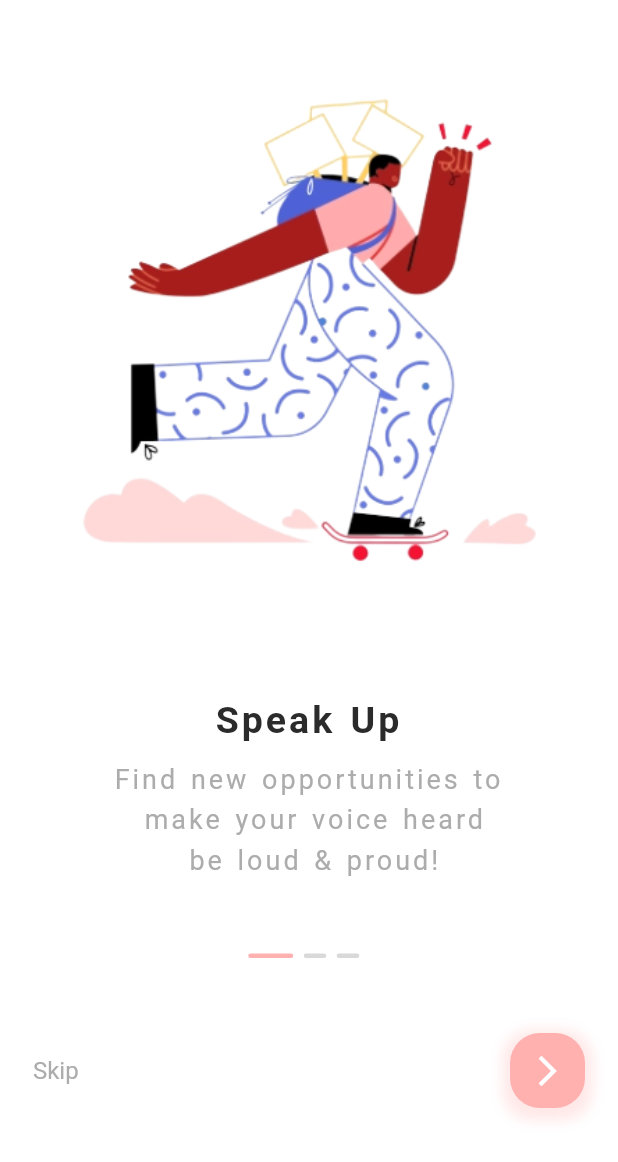
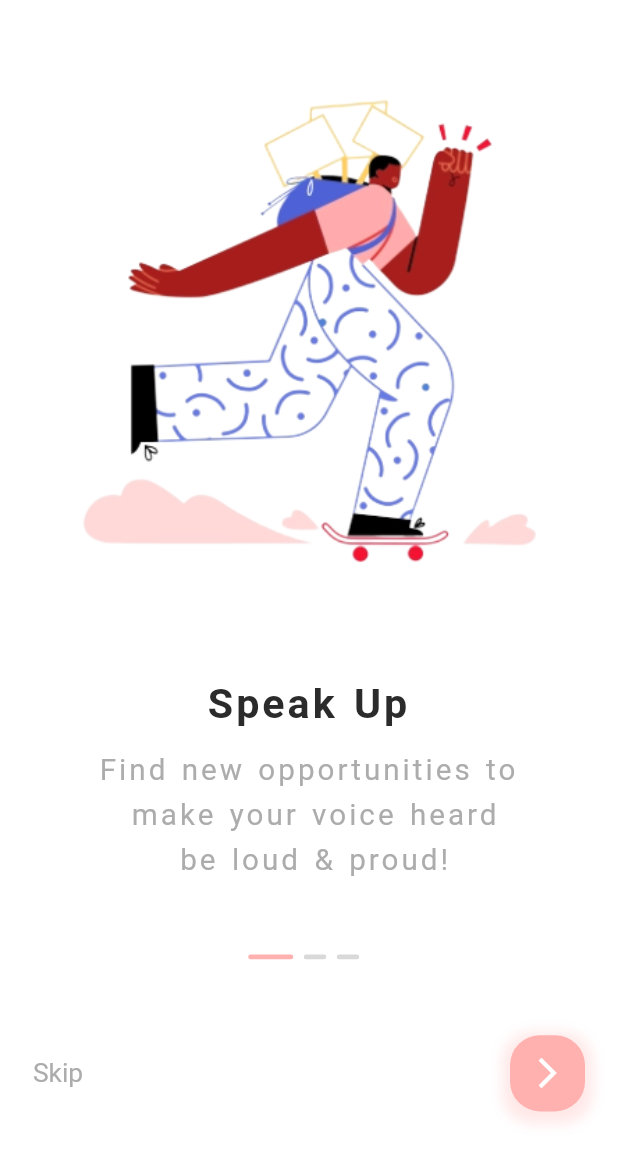
Before and after one commit to YendiOktavianto/FE_LatihAku, a Flutter app: the screen it shows after launch, on a phone screen of 412 x 824 dp. Shown: the top 1162 px of the screen. Run offline on Flutter 3.47's test engine with Material 2 defaults, Android fonts, the phone set to English and light mode, and no system bars; our stand-ins replace animate_do, curved_navigation_bar, flutter_svg, font_awesome_flutter, hexcolor, otp_text_field and 2 more.

Commit message:
Mengganti value height, width dan font size

```diff
--- a/lib/coach/coach_card.dart
+++ b/lib/coach/coach_card.dart
@@ -1,5 +1,6 @@
 //@dart=2.9
 import 'package:fe_latihaku/coach/coach_detail.dart';
+import 'package:fe_latihaku/configurations/size_config.dart';
 import 'package:fe_latihaku/utils/routes.dart';
 import 'package:flutter/material.dart';
 
@@ -35,8 +36,8 @@ class CoachCard extends StatelessWidget {
                     radius: 30,
                     backgroundImage: ExactAssetImage(images[index]),
                   ),
-                  title: Text(title[index], style: TextStyle(fontSize: 14)),
-                  subtitle: Text(phones[index], style: TextStyle(fontSize: 10)),
+                  title: Text(title[index], style: TextStyle(fontSize: getProportionateScreenWidth(14))),
+                  subtitle: Text(phones[index], style: TextStyle(fontSize: getProportionateScreenWidth(10))),
                   trailing: Icon(Icons.tag_faces),
                 ),
               ),
--- a/lib/constants/constant_text_styles.dart
+++ b/lib/constants/constant_text_styles.dart
@@ -5,5 +5,5 @@ final headingStyle = TextStyle(
   fontSize: getProportionateScreenWidth(28),
   fontWeight: FontWeight.bold,
   color: Colors.black,
-  height: 1.5,
+  height: getProportionateScreenHeight(1.5),
 );
--- a/lib/features/booking/booking_detail.dart
+++ b/lib/features/booking/booking_detail.dart
@@ -1,5 +1,6 @@
 //@dart=2.9
 import 'package:animate_do/animate_do.dart';
+import 'package:fe_latihaku/configurations/size_config.dart';
 import 'package:fe_latihaku/constants/constant_colors.dart';
 import 'package:fe_latihaku/features/booking/booking_image.dart';
 import 'package:fe_latihaku/utils/button.dart';
@@ -71,7 +72,7 @@ class ItemInfo extends StatelessWidget {
           Text(
             "Nowadays, making printed materials have become fast, easy and simple. If you want your promotional material to be an eye-catching object, you should make it colored. By way of using inkjet printer this is not hard to make. An inkjet printer is any printer that places extremely small droplets of ink onto paper to create an image.",
             style: TextStyle(
-              height: 1.5,
+              height: getProportionateScreenHeight(1.5),
             ),
           ),
           SizedBox(height: size.height * 0.1),
@@ -92,7 +93,7 @@ class ItemInfo extends StatelessWidget {
           Icons.location_on,
           color: kSecondaryColor,
         ),
-        SizedBox(width: 10),
+        SizedBox(width: getProportionateScreenWidth(10)),
         Text(name),
       ],
     );
--- a/lib/features/home/home.dart
+++ b/lib/features/home/home.dart
@@ -47,7 +47,7 @@ class _HomeState extends State<Home> {
                     style: Theme.of(context)
                         .textTheme
                         .displayMedium
-                        .copyWith(fontWeight: FontWeight.w900, fontSize: 50.0),
+                        .copyWith(fontWeight: FontWeight.w900, fontSize: getProportionateScreenWidth(50)),
                   ),
                 ),
                 // SearchBar(),
--- a/lib/features/home/home_card.dart
+++ b/lib/features/home/home_card.dart
@@ -1,4 +1,5 @@
 //@dart=2.9
+import 'package:fe_latihaku/configurations/size_config.dart';
 import 'package:fe_latihaku/constants/constant_colors.dart';
 import 'package:flutter/material.dart';
 import 'package:flutter_svg/flutter_svg.dart';
@@ -49,7 +50,7 @@ class CategoryCard extends StatelessWidget {
                     style: Theme.of(context)
                         .textTheme
                         .titleLarge
-                        .copyWith(fontSize: 15),
+                        .copyWith(fontSize: getProportionateScreenWidth(15)),
                   )
                 ],
               ),
--- a/lib/features/login_register/forgot_password.dart
+++ b/lib/features/login_register/forgot_password.dart
@@ -43,7 +43,7 @@ class _ForgotPasswordPageState extends State<ForgotPasswordPage> {
                           children: [
                             Text('Forgot Password?',
                               style: TextStyle(
-                                  fontSize: 35,
+                                  fontSize: getProportionateScreenWidth(35),
                                   fontWeight: FontWeight.bold,
                                   color: Colors.black54
                               ),
@@ -100,7 +100,7 @@ class _ForgotPasswordPageState extends State<ForgotPasswordPage> {
                                   child: Text(
                                     "Send".toUpperCase(),
                                     style: TextStyle(
-                                      fontSize: 20,
+                                      fontSize: getProportionateScreenWidth(20),
                                       fontWeight: FontWeight.bold,
                                       color: Colors.white,
                                     ),
--- a/lib/features/login_register/forgot_password_verification.dart
+++ b/lib/features/login_register/forgot_password_verification.dart
@@ -50,7 +50,7 @@ class _ForgotPasswordVerificationPageState
                             Text(
                               'Verification',
                               style: TextStyle(
-                                  fontSize: 35,
+                                  fontSize: getProportionateScreenWidth(35),
                                   fontWeight: FontWeight.bold,
                                   color: Colors.black54),
                               // textAlign: TextAlign.center,
@@ -78,7 +78,7 @@ class _ForgotPasswordVerificationPageState
                               length: 4,
                               width: getProportionateScreenWidth(300),
                               fieldWidth: getProportionateScreenWidth(50),
-                              style: TextStyle(fontSize: 30),
+                              style: TextStyle(fontSize: getProportionateScreenWidth(30)),
                               textFieldAlignment: MainAxisAlignment.spaceAround,
                               fieldStyle: FieldStyle.underline,
                               onCompleted: (pin) {
@@ -132,7 +132,7 @@ class _ForgotPasswordVerificationPageState
                                   child: Text(
                                     "Verify".toUpperCase(),
                                     style: TextStyle(
-                                      fontSize: 20,
+                                      fontSize: getProportionateScreenWidth(20),
                                       fontWeight: FontWeight.bold,
                                       color: Colors.white,
                                     ),
--- a/lib/features/onboarding/onboarding_content.dart
+++ b/lib/features/onboarding/onboarding_content.dart
@@ -30,22 +30,22 @@ class OnboardingContent extends StatelessWidget {
           style: TextStyle(
               color: headColor,
               fontWeight: FontWeight.bold,
-              fontSize: 25,
+              fontSize: getProportionateScreenWidth(25),
               wordSpacing: 2.0,
               letterSpacing: 2.0),
         ),
         SizedBox(
-          height: 10,
+          height: getProportionateScreenHeight(10),
         ),
         Text(
           text,
           textAlign: TextAlign.center,
           style: TextStyle(
               color: bodyColor,
-              fontSize: 18,
+              fontSize: getProportionateScreenWidth(18),
               wordSpacing: 2.0,
               letterSpacing: 2.0,
-              height: 1.5),
+              height: getProportionateScreenHeight(1.5)),
         ),
       ],
     );
--- a/lib/features/onboarding/onboarding_screen.dart
+++ b/lib/features/onboarding/onboarding_screen.dart
@@ -38,7 +38,7 @@ class _OnboardingScreenState extends State<OnboardingScreen> {
           child: Column(
             children: <Widget>[
               SizedBox(
-                height: 40,
+                height: getProportionateScreenHeight(40),
               ),
               Expanded(
                 flex: 5,
@@ -55,7 +55,7 @@ class _OnboardingScreenState extends State<OnboardingScreen> {
                 ),
               ),
               SizedBox(
-                height: 20,
+                height: getProportionateScreenHeight(20),
               ),
               Expanded(
                 flex: 2,
@@ -65,7 +65,7 @@ class _OnboardingScreenState extends State<OnboardingScreen> {
                   child: Column(
                     children: <Widget>[
                       SizedBox(
-                        height: 30,
+                        height: getProportionateScreenHeight(30),
                       ),
                       Row(
                         mainAxisAlignment: MainAxisAlignment.center,
@@ -75,14 +75,14 @@ class _OnboardingScreenState extends State<OnboardingScreen> {
                         ),
                       ),
                       SizedBox(
-                        height: 50,
+                        height: getProportionateScreenHeight(50),
                       ),
                       Row(
                         mainAxisAlignment: MainAxisAlignment.spaceBetween,
                         children: [
                           Text(
                             'Skip',
-                            style: TextStyle(color: bodyColor, fontSize: 16),
+                            style: TextStyle(color: bodyColor, fontSize: getProportionateScreenWidth(16)),
                           ),
                           InkWell(
                             onTap: () {
@@ -95,7 +95,7 @@ class _OnboardingScreenState extends State<OnboardingScreen> {
                               }
                             },
                             child: Container(
-                              height: 50,
+                              height: getProportionateScreenHeight(50),
                               width: (_currentPage == (onboardingData.length - 1))
                                       ? 200
                                       : 50,
@@ -119,7 +119,7 @@ class _OnboardingScreenState extends State<OnboardingScreen> {
                                             "Get Started",
                                             style: TextStyle(
                                               color: Colors.white,
-                                              fontSize: 20,
+                                              fontSize: getProportionateScreenWidth(20),
                                             ),
                                           ),
                                         )
@@ -146,7 +146,7 @@ class _OnboardingScreenState extends State<OnboardingScreen> {
     return AnimatedContainer(
       duration: kAnimationDuration,
       margin: EdgeInsets.only(right: 7),
-      height: 3,
+      height: getProportionateScreenHeight(3),
       width: _currentPage == index ? 30 : 15,
       decoration: BoxDecoration(
         color: _currentPage == index ? dotColor : notDotColor,
--- a/lib/splash_screen/loading_screen.dart
+++ b/lib/splash_screen/loading_screen.dart
@@ -1,4 +1,5 @@
 //@dart=2.9
+import 'package:fe_latihaku/configurations/size_config.dart';
 import 'package:fe_latihaku/features/home/home.dart';
 import 'package:flutter/material.dart';
 import 'package:splashscreen/splashscreen.dart';
@@ -13,7 +14,7 @@ class LoadingScreen extends StatelessWidget {
       navigateAfterSeconds: new Home(),
       title: new Text(
         'Welcome In SplashScreen',
-        style: new TextStyle(fontWeight: FontWeight.bold, fontSize: 20.0),
+        style: new TextStyle(fontWeight: FontWeight.bold, fontSize: getProportionateScreenWidth(20)),
       ),
       image: new Image.network(
           'https://flutter.io/images/catalog-widget-placeholder.png'),
--- a/lib/utils/bottom_navbar.dart
+++ b/lib/utils/bottom_navbar.dart
@@ -1,5 +1,6 @@
 //@dart=2.9
 import 'package:curved_navigation_bar/curved_navigation_bar.dart';
+import 'package:fe_latihaku/configurations/size_config.dart';
 import 'package:fe_latihaku/features/home/home.dart';
 import 'package:fe_latihaku/profile/profile.dart';
 import 'package:flutter/material.dart';
@@ -30,7 +31,7 @@ class _BottomNavbarState extends State<BottomNavbar> {
         bottomNavigationBar: CurvedNavigationBar(
           key: _bottomNavigationKey,
           index: 0,
-          height: 60.0,
+          height: getProportionateScreenHeight(60),
           items: <Widget>[
             Icon(Icons.home, size: 30),
             Icon(Icons.shopping_cart, size: 30),
--- a/lib/utils/button.dart
+++ b/lib/utils/button.dart
@@ -1,4 +1,5 @@
 //@dart=2.9
+import 'package:fe_latihaku/configurations/size_config.dart';
 import 'package:fe_latihaku/constants/constant_colors.dart';
 import 'package:flutter/material.dart';
 import 'package:flutter_svg/flutter_svg.dart';
@@ -33,13 +34,13 @@ class OrderButton extends StatelessWidget {
               mainAxisAlignment: MainAxisAlignment.center,
               children: <Widget>[
                 SvgPicture.asset("assets/icons/bag.svg"),
-                SizedBox(width: 10),
+                SizedBox(width: getProportionateScreenWidth(10)),
                 Text(
                   "Order Now",
                   style: TextStyle(
                     color: Colors.white,
                     fontWeight: FontWeight.bold,
-                    fontSize: 18,
+                    fontSize: getProportionateScreenWidth(18),
                   ),
                 )
               ],
```
Also changed, not shown: lib/coach/coach_detail.dart (+6 -5 lines), lib/features/login_register/login.dart (+5 -5 lines), lib/features/login_register/register.dart (+4 -4 lines), lib/profile/profile.dart (+15 -14 lines), lib/utils/title_price_rating.dart (+6 -5 lines).
